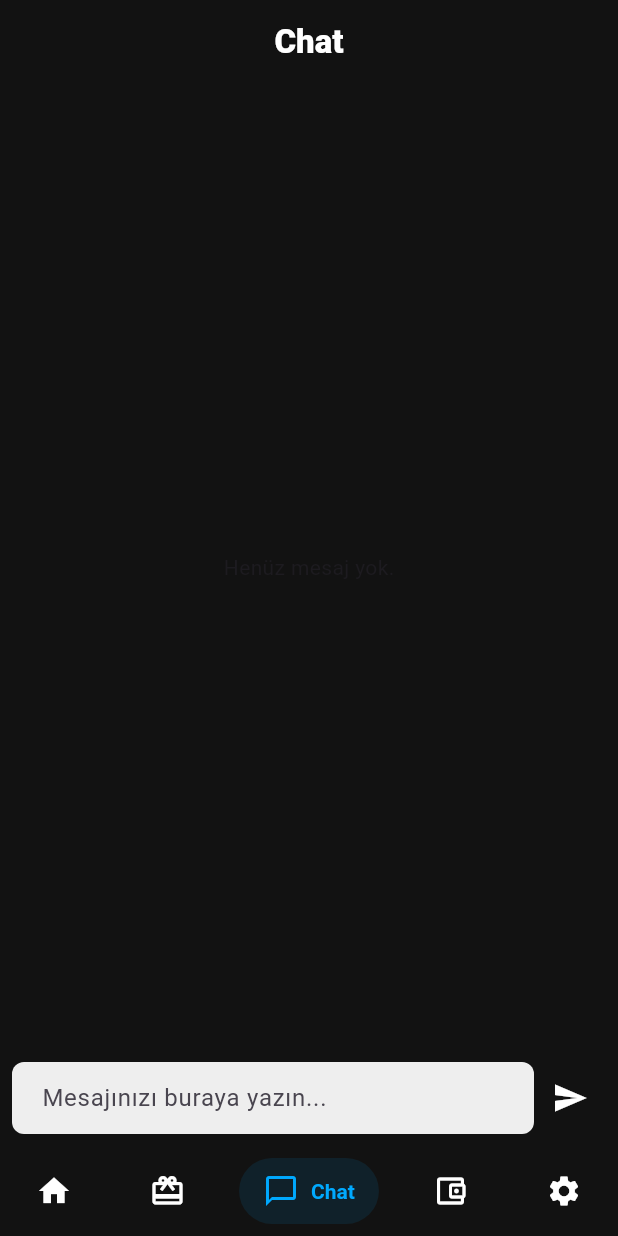
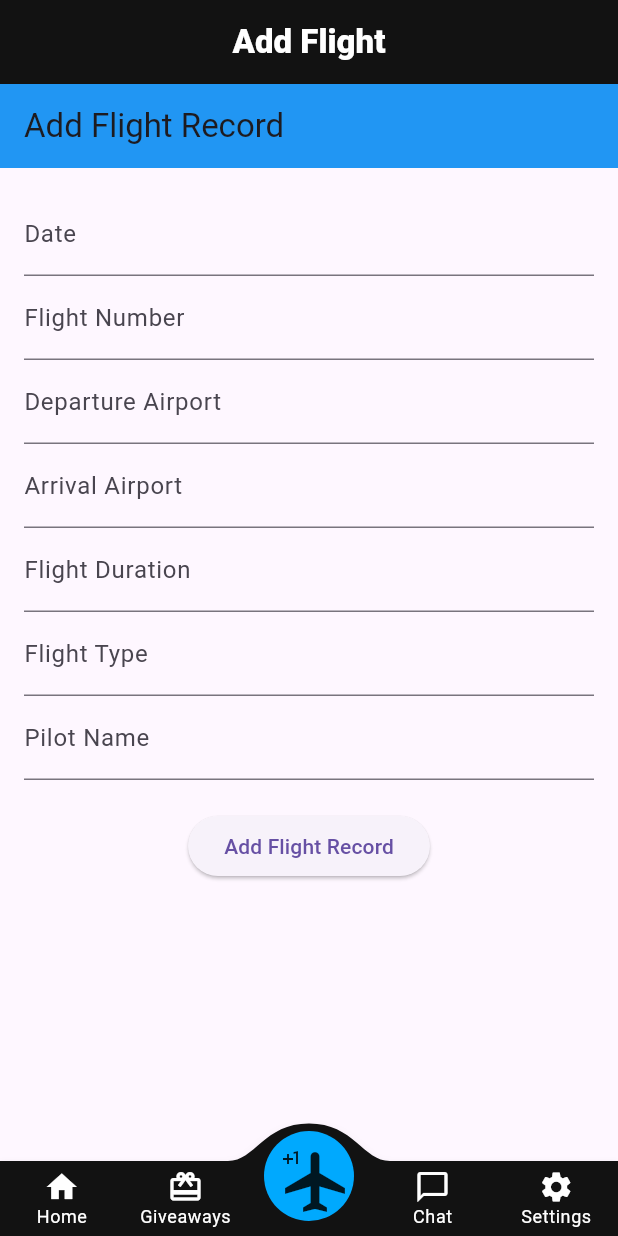
Before and after one commit to alimuratkalayci/airlogbook-app-flutter, a Flutter app: the screen it shows once a user with an empty profile is signed in, item 3 of the bottom bar chosen, on a phone screen of 412 x 824 dp. Run offline on Flutter 3.47's test engine with Material 3 defaults, Android fonts, the light colour scheme and no system bars; drawn by our look-alikes of convex_bottom_bar, salomon_bottom_bar; our stand-ins replace bloc, carousel_slider, cloud_firestore, firebase_auth, firebase_core, firebase_storage and 3 more; accounts and stored records are empty; generated files the repository leaves out were written again; network calls fail.

Commit message:
add_flight_page added(like pseudocode). it will be change.

```diff
--- /dev/null
+++ b/lib/features/add_flight_page/add_flight_page.dart
@@ -0,0 +1,122 @@
+import 'package:flutter/material.dart';
+
+class AddFlightPage extends StatefulWidget {
+  @override
+  _AddFlightPageState createState() => _AddFlightPageState();
+}
+
+class _AddFlightPageState extends State<AddFlightPage> {
+  final _formKey = GlobalKey<FormState>();
+  final _dateController = TextEditingController();
+  final _flightNumberController = TextEditingController();
+  final _departureAirportController = TextEditingController();
+  final _arrivalAirportController = TextEditingController();
+  final _flightDurationController = TextEditingController();
+  final _flightTypeController = TextEditingController();
+  final _pilotNameController = TextEditingController();
+
+  @override
+  Widget build(BuildContext context) {
+    return Scaffold(
+      appBar: AppBar(
+        title: Text('Add Flight Record'),
+        backgroundColor: Colors.blue,
+      ),
+      body: Padding(
+        padding: const EdgeInsets.all(16.0),
+        child: Form(
+          key: _formKey,
+          child: Column(
+            children: [
+              TextFormField(
+                controller: _dateController,
+                decoration: InputDecoration(labelText: 'Date'),
+                keyboardType: TextInputType.datetime,
+                validator: (value) {
+                  if (value == null || value.isEmpty) {
+                    return 'Please enter the date';
+                  }
+                  return null;
+                },
+              ),
+              TextFormField(
+                controller: _flightNumberController,
+                decoration: InputDecoration(labelText: 'Flight Number'),
+                validator: (value) {
+                  if (value == null || value.isEmpty) {
+                    return 'Please enter the flight number';
+                  }
+                  return null;
+                },
+              ),
+              TextFormField(
+                controller: _departureAirportController,
+                decoration: InputDecoration(labelText: 'Departure Airport'),
+                validator: (value) {
+                  if (value == null || value.isEmpty) {
+                    return 'Please enter the departure airport';
+                  }
+                  return null;
+                },
+              ),
+              TextFormField(
+                controller: _arrivalAirportController,
+                decoration: InputDecoration(labelText: 'Arrival Airport'),
+                validator: (value) {
+                  if (value == null || value.isEmpty) {
+                    return 'Please enter the arrival airport';
+                  }
+                  return null;
+                },
+              ),
+              TextFormField(
+                controller: _flightDurationController,
+                decoration: InputDecoration(labelText: 'Flight Duration'),
+                keyboardType: TextInputType.number,
+                validator: (value) {
+                  if (value == null || value.isEmpty) {
+                    return 'Please enter the flight duration';
+                  }
+                  return null;
+                },
+              ),
+              TextFormField(
+                controller: _flightTypeController,
+                decoration: InputDecoration(labelText: 'Flight Type'),
+                validator: (value) {
+                  if (value == null || value.isEmpty) {
+                    return 'Please enter the flight type';
+                  }
+                  return null;
+                },
+              ),
+              TextFormField(
+                controller: _pilotNameController,
+                decoration: InputDecoration(labelText: 'Pilot Name'),
+                validator: (value) {
+                  if (value == null || value.isEmpty) {
+                    return 'Please enter the pilot name';
+                  }
+                  return null;
+                },
+              ),
+              SizedBox(height: 20),
+              ElevatedButton(
+                onPressed: () {
+                  if (_formKey.currentState?.validate() ?? false) {
+                    // Process data
+                    // You can add code here to save the flight record
+                    ScaffoldMessenger.of(context).showSnackBar(
+                      SnackBar(content: Text('Flight record added')),
+                    );
+                  }
+                },
+                child: Text('Add Flight Record'),
+              ),
+            ],
+          ),
+        ),
+      ),
+    );
+  }
+}
--- a/lib/main.dart
+++ b/lib/main.dart
@@ -1,4 +1,3 @@
-import 'package:coin_go/root_screen_navigation/navigation_cubit.dart';
 import 'package:coin_go/root_screen.dart';
 import 'package:firebase_auth/firebase_auth.dart';
 import 'package:flutter/material.dart';
@@ -6,6 +5,7 @@ import 'package:firebase_core/firebase_core.dart';
 import 'package:flutter_bloc/flutter_bloc.dart';
 import 'features/welcome_page/welcome_screen.dart';
 import 'general_components/firebase_options.dart';
+import 'navigation/navigation_cubit.dart';
 
 void main() async {
   WidgetsFlutterBinding.ensureInitialized();
--- /dev/null
+++ b/lib/navigation/navigation.dart
@@ -0,0 +1,87 @@
+import 'package:coin_go/features/add_flight_page/add_flight_page.dart';
+import 'package:convex_bottom_bar/convex_bottom_bar.dart';
+import 'package:flutter/material.dart';
+import 'package:flutter_bloc/flutter_bloc.dart';
+import 'package:coin_go/theme/theme.dart';
+import '../features/chat_page/chat_page.dart';
+import '../features/giveaway_page.dart';
+import '../features/home_page.dart';
+import '../features/settings_page/settings_page.dart';
+import 'navigation_cubit.dart';
+import 'navigation_state.dart';
+
+class RootScreenUI extends StatelessWidget {
+  RootScreenUI({Key? key}) : super(key: key);
+
+  final List<Widget> _pages = [
+    HomePage(),
+    GiveawayPage(),
+    AddFlightPage(),
+    ChatPage(),
+    SettingPage(),
+  ];
+
+  @override
+  Widget build(BuildContext context) {
+    return BlocBuilder<NavigationCubit, NavigationState>(
+      builder: (context, state) {
+        return Scaffold(
+          appBar: AppBar(
+            backgroundColor: AppTheme.darkBackgroundColor,
+            title: SafeArea(
+              child: Center(
+                child: Text(
+                  _getPageTitle(state.selectedItem),
+                  style: const TextStyle(
+                    color: Colors.white,
+                    fontWeight: FontWeight.w800,
+                  ),
+                ),
+              ),
+            ),
+            elevation: 0,
+          ),
+          body: _pages[state.selectedItem.index],
+          bottomNavigationBar: _buildBottomNavBar(context, state),
+        );
+      },
+    );
+  }
+
+  Widget _buildBottomNavBar(BuildContext context, NavigationState state) {
+    return ConvexAppBar(
+      backgroundColor: AppTheme.darkBackgroundColor,
+      style: TabStyle.fixedCircle,
+      items: [
+        TabItem(icon: Icons.home, title: 'Home'),
+        TabItem(icon: Icons.card_giftcard_outlined, title: 'Giveaways'),
+        TabItem(icon: Center(child: Stack(children: [Icon(Icons.airplanemode_active,size: 48,),Icon(Icons.plus_one,size: 16,),],)), title: 'Add Flight'),
+        TabItem(icon: Icons.chat_bubble_outline, title: 'Chat'),
+        TabItem(icon: Icons.settings, title: 'Settings'),
+      ],
+      initialActiveIndex: state.selectedItem.index,
+      onTap: (int index) {
+        context.read<NavigationCubit>().selectItem(NavigationItem.values[index]);
+      },
+      activeColor: AppTheme.darkAccentColor,
+      color: Colors.white,
+    );
+  }
+
+  String _getPageTitle(NavigationItem item) {
+    switch (item) {
+      case NavigationItem.home:
+        return 'Home';
+      case NavigationItem.chat:
+        return 'Chat';
+      case NavigationItem.wallet:
+        return 'Wallet';
+      case NavigationItem.settings:
+        return 'Settings';
+      case NavigationItem.addFlight:
+        return 'Add Flight';
+      default:
+        return 'My App';
+    }
+  }
+}
--- a/lib/root_screen_navigation/navigation_state.dart
+++ b/lib/navigation/navigation_state.dart
@@ -7,8 +7,9 @@ class NavigationState {
 
 enum NavigationItem {
   home,
-  giveaways,
   chat,
+  addFlight,
   wallet,
-  settings
+  settings,
+
 }
--- a/lib/root_screen.dart
+++ b/lib/root_screen.dart
@@ -1,7 +1,7 @@
-import 'package:coin_go/root_screen_navigation/navigation.dart';
 import 'package:flutter/material.dart';
 import 'package:flutter_bloc/flutter_bloc.dart';
-import 'root_screen_navigation/navigation_cubit.dart';
+import 'navigation/navigation.dart';
+import 'navigation/navigation_cubit.dart';
 
 class RootScreen extends StatelessWidget {
   const RootScreen({Key? key}) : super(key: key);
--- a/lib/root_screen_navigation/navigation.dart
+++ /dev/null
@@ -1,135 +0,0 @@
-import 'package:flutter/material.dart';
-import 'package:flutter_bloc/flutter_bloc.dart';
-import 'package:salomon_bottom_bar/salomon_bottom_bar.dart';
-import 'package:coin_go/theme/theme.dart';
-import '../features/chat_page/chat_page.dart';
-import '../features/giveaway_page.dart';
-import '../features/home_page.dart';
-import '../features/settings_page/settings_page.dart';
-import '../features/wallet_page.dart';
-import 'navigation_cubit.dart';
-import 'navigation_state.dart';
-
-
-class RootScreenUI extends StatelessWidget {
-  RootScreenUI({Key? key}) : super(key: key);
-
-  final List<Widget> _pages = const [
-    HomePage(),
-    GiveawayPage(),
-    ChatPage(),
-    WalletPage(),
-    SettingPage(),
-  ];
-
-  @override
-  Widget build(BuildContext context) {
-    return WillPopScope(
-      onWillPop: () async {
-        final cubit = context.read<NavigationCubit>();
-        if (cubit.state.selectedItem == NavigationItem.home) {
-          return true; // Uygulamadan çık
-        }
-        cubit.selectItem(NavigationItem.home); // Ana sayfaya dön
-        return false; // Uygulamayı kapatma
-      },
-      child: BlocBuilder<NavigationCubit, NavigationState>(
-        builder: (context, state) {
-          return Scaffold(
-            appBar: AppBar(
-              backgroundColor: AppTheme.darkBackgroundColor,
-              title: SafeArea(
-                child: Center(
-                  child: Text(
-                    _getPageTitle(state.selectedItem),
-                    style: const TextStyle(
-                      color: Colors.white,
-                      fontWeight: FontWeight.w800,
-                    ),
-                  ),
-                ),
-              ),
-              elevation: 0,
-            ),
-            body: _pages[state.selectedItem.index],
-            bottomNavigationBar: _buildBottomNavBar(context, state),
-          );
-        },
-      ),
-    );
-  }
-
-  Widget _buildBottomNavBar(BuildContext context, NavigationState state) {
-    return Container(
-      decoration: BoxDecoration(
-        color: AppTheme.darkBackgroundColor,
-      ),
-      child: SafeArea(
-        child: SalomonBottomBar(
-          currentIndex: state.selectedItem.index,
-          onTap: (index) {
-            context.read<NavigationCubit>().selectItem(NavigationItem.values[index]);
-          },
-          items: [
-            /// Home
-            SalomonBottomBarItem(
-              icon: const Icon(Icons.home),
-              title: const Text("Home"),
-              selectedColor: AppTheme.darkAccentColor,
-              unselectedColor: Colors.white,
-            ),
-
-            /// Giveaways
-            SalomonBottomBarItem(
-              icon: const Icon(Icons.card_giftcard_outlined),
-              title: const Text("Giveaways"),
-              selectedColor: AppTheme.darkAccentColor,
-              unselectedColor: Colors.white,
-            ),
-
-            /// Chat
-            SalomonBottomBarItem(
-              icon: const Icon(Icons.chat_bubble_outline),
-              title: const Text("Chat"),
-              selectedColor: AppTheme.darkAccentColor,
-              unselectedColor: Colors.white,
-            ),
-
-            /// Wallet
-            SalomonBottomBarItem(
-              icon: const Icon(Icons.account_balance_wallet_outlined),
-              title: const Text("Wallet"),
-              selectedColor: AppTheme.darkAccentColor,
-              unselectedColor: Colors.white,
-            ),
-
-            /// Settings
-            SalomonBottomBarItem(
-              icon: const Icon(Icons.settings),
-              title: const Text("Settings"),
-              selectedColor: AppTheme.darkAccentColor,
-              unselectedColor: Colors.white,
-            ),
-          ],
-        ),
-      ),
-    );
-  }
-
-  String _getPageTitle(NavigationItem item) {
-    switch (item) {
-      case NavigationItem.home:
-        return 'Home';
-      case NavigationItem.giveaways:
-        return 'Giveaways';
-      case NavigationItem.chat:
-        return 'Chat';
-      case NavigationItem.wallet:
-        return 'Wallet';
-      case NavigationItem.settings:
-        return 'Settings';
-      default:
-        return 'My App';
-    }
-  }
-}
--- a/pubspec.yaml
+++ b/pubspec.yaml
@@ -47,6 +47,7 @@ dependencies:
   intl: ^0.19.0
   lottie: ^2.2.0
   flutter_bloc: ^8.1.6
+  convex_bottom_bar: ^3.0.0
 
 
 dev_dependencies:
```
Also changed, not shown: lib/navigation/navigation_cubit.dart (renamed from lib/root_screen_navigation/navigation_cubit.dart), pubspec.lock.
